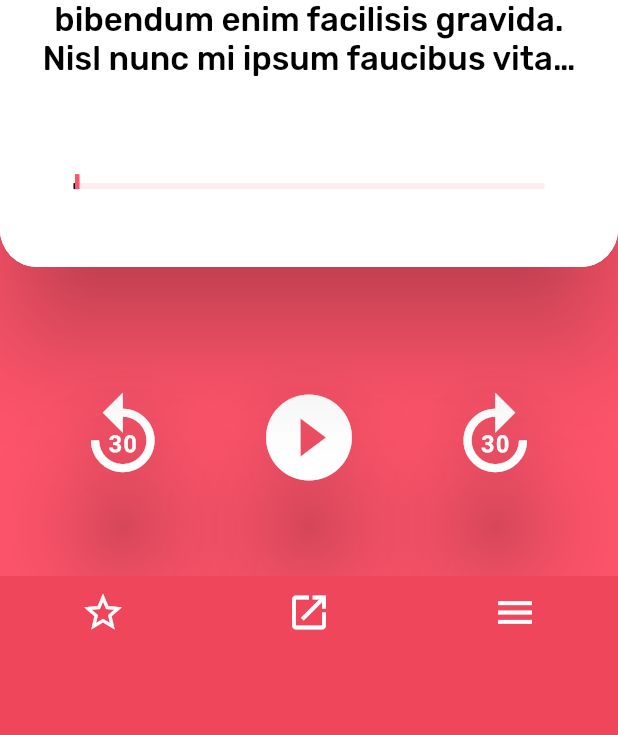
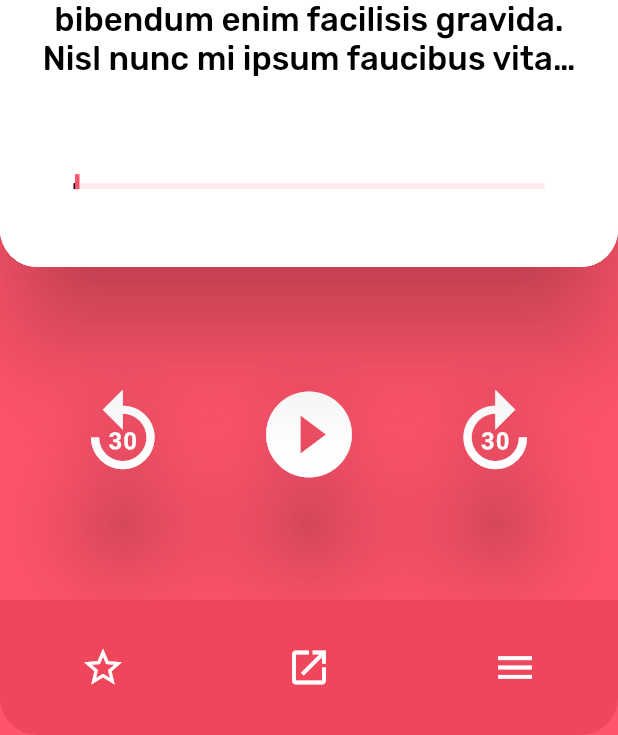
Before and after one commit to ttrpd/Podtastic, a Flutter app: the screen it shows after launch, after a tap on the "headset" icon, on a phone screen of 412 x 824 dp, the part 501-1236 px from its top. Run offline on Flutter 3.47's test engine with Material 2 defaults, Android fonts, the phone set to English and light mode, and no system bars; our stand-ins replace sqflite; missing offline and left inert: webfeed; accounts and stored records are empty; Roboto replaces fonts that are missing (Oswald); project files that could hold a hidden picture were left out.

Commit message:
fixed player controls positioning and added PodcastProvider

```diff
--- a/lib/SurfaceMenu/NowPlayingPage/seek_bar.dart
+++ b/lib/SurfaceMenu/NowPlayingPage/seek_bar.dart
@@ -51,7 +51,6 @@ class SeekBarState extends State<SeekBar> {
       },
       onHorizontalDragEnd: (DragEndDetails details)
       {
-
         if(widget.onSeekRequested != null) {
           widget.onSeekRequested(_seekProgressPercent);
         }
--- a/lib/SurfaceMenu/main_surface_menu.dart
+++ b/lib/SurfaceMenu/main_surface_menu.dart
@@ -98,7 +98,8 @@ class _MainSurfaceMenuState extends State<MainSurfaceMenu> with TickerProviderSt
           Stack(
             children: <Widget>[
               SurfaceDrawer(
-                surfaceDrawerHeight: MediaQuery.of(context).size.height,
+                surfaceDrawerHeight: MediaQuery.of(context).size.height - 100.0,
+                initialDisplacement: 0.0,
                 slidePercent: (slidePercent<0.0)?0.0:slidePercent,
                 bottomPage: NowPlayingControls(),
                 elevation: 0.0,
@@ -131,29 +132,33 @@ class NowPlayingControls extends StatefulWidget {
 }
 
 class _NowPlayingControlsState extends State<NowPlayingControls> {
-  double dividerIndent = 100.0;
+
+  double iconSize = 30.0;
+
   @override
   Widget build(BuildContext context) {
-    dividerIndent = (MediaQuery.of(context).size.width/3.75);
     return Container(
       color: Theme.of(context).backgroundColor,
       child: Column(
         children: <Widget>[
           Container(
-            height: MediaQuery.of(context).size.height / 2,
+            height: (MediaQuery.of(context).size.height*0.5),
           ),
+          Expanded(
+            child: Column(
+              children: <Widget>[
                 Expanded(child: buildPlayerControls(context)),
-          Expanded(
-            child: Container(
+                Container(
                   color: Theme.of(context).scaffoldBackgroundColor,
+                  height: iconSize * 3,
                   child: Row(
-                crossAxisAlignment: CrossAxisAlignment.start,
+                    crossAxisAlignment: CrossAxisAlignment.center,
                     children: <Widget>[
                       Expanded(
                         child: IconButton(
                           icon: Icon(Icons.star_border),
                           color: Theme.of(context).primaryColor,
-                      iconSize: 30.0,
+                          iconSize: iconSize,
                           onPressed: (){},
                         ),
                       ),
@@ -161,7 +166,7 @@ class _NowPlayingControlsState extends State<NowPlayingControls> {
                         child: IconButton(
                           icon: Icon(Icons.launch),
                           color: Theme.of(context).primaryColor,
-                      iconSize: 30.0,
+                          iconSize: iconSize,
                           onPressed: (){},
                         ),
                       ),
@@ -169,12 +174,14 @@ class _NowPlayingControlsState extends State<NowPlayingControls> {
                         child: IconButton(
                           icon: Icon(Icons.menu),
                           color: Theme.of(context).primaryColor,
-                      iconSize: 30.0,
+                          iconSize: iconSize,
                           onPressed: (){},
                         ),
                       ),
                     ],
                   ),
+                ),
+              ],
             ),
           ),
         ],
@@ -182,10 +189,8 @@ class _NowPlayingControlsState extends State<NowPlayingControls> {
     );
   }
 
-  Padding buildPlayerControls(BuildContext context) {
-    return Padding(
-      padding: const EdgeInsets.only(top: 20.0),
-      child: Row(
+  Widget buildPlayerControls(BuildContext context) {
+    return Row(
       mainAxisAlignment: MainAxisAlignment.center,
       children: <Widget>[
         Expanded(child: Container(),),
@@ -226,7 +231,6 @@ class _NowPlayingControlsState extends State<NowPlayingControls> {
         ),
         Expanded(child: Container(),),
       ],
-      ),
     );
   }
 }
--- a/lib/SurfaceMenu/podcast_menu.dart
+++ b/lib/SurfaceMenu/podcast_menu.dart
@@ -52,10 +52,11 @@ class _PodcastMenuState extends State<PodcastMenu> {
                       child: RichText(
                         text: TextSpan(
                           text: 'Search',
-                          style: TextStyle(
-                            color: Theme.of(context).primaryColor,
-                            fontSize: 24,
-                          ),
+                          style: Theme.of(context).primaryTextTheme.title
+                            .copyWith(
+                              color: Theme.of(context).primaryColor,
+                              fontFamily: 'PlayFairDisplay',
+                            ),
                         ),
                       ),
                     ),
--- /dev/null
+++ b/lib/podcast_provider.dart
@@ -0,0 +1,26 @@
+import 'package:flutter/material.dart';
+import 'package:podtastic/podcast.dart';
+
+class PodcastProvider extends InheritedWidget
+{
+  PodcastProvider({
+    Key key,
+    Widget child,
+  }) : super(key: key, child: child);
+
+  Podcast nowPlaying = new Podcast();
+
+  void setNowPlaying(Podcast pod)
+  {
+    nowPlaying = pod;
+  }
+
+  @override
+  bool updateShouldNotify(InheritedWidget oldWidget) => true; // may need to be optimized
+
+  static PodcastProvider of(BuildContext context) {
+    return (context.inheritFromWidgetOfExactType(PodcastProvider) as PodcastProvider);
+  }
+
+
+}
```
Also changed, not shown: pubspec.yaml (+7 -7 lines), fonts/Playfair_Display/OFL.txt (renamed from fonts/Playfair_Display_SC/OFL.txt), fonts/Playfair_Display/PlayfairDisplay-Black.ttf (added), fonts/Playfair_Display/PlayfairDisplay-BlackItalic.ttf (added), fonts/Playfair_Display/PlayfairDisplay-Bold.ttf (added), fonts/Playfair_Display/PlayfairDisplay-BoldItalic.ttf (added), fonts/Playfair_Display/PlayfairDisplay-Italic.ttf (added), fonts/Playfair_Display/PlayfairDisplay-Regular.ttf (added), fonts/Playfair_Display_SC/PlayfairDisplaySC-Black.ttf (deleted), fonts/Playfair_Display_SC/PlayfairDisplaySC-BlackItalic.ttf (deleted), fonts/Playfair_Display_SC/PlayfairDisplaySC-Bold.ttf (deleted), fonts/Playfair_Display_SC/PlayfairDisplaySC-BoldItalic.ttf (deleted), fonts/Playfair_Display_SC/PlayfairDisplaySC-Italic.ttf (deleted), fonts/Playfair_Display_SC/PlayfairDisplaySC-Regular.ttf (deleted). Lines whose indentation alone changed are shown as unchanged.
